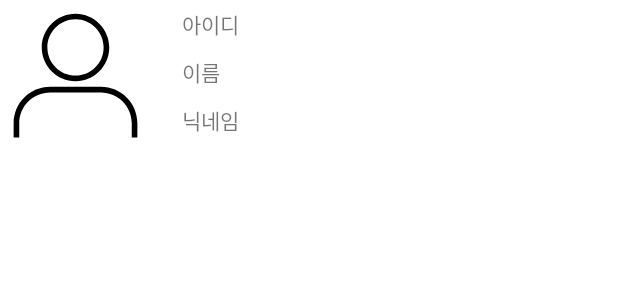
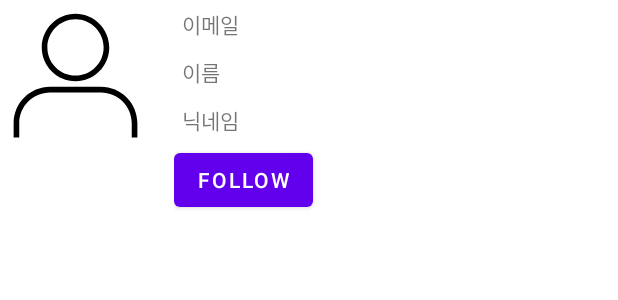
Before and after one commit to IIISIII/MemoryStack, an Android app: the layout list_follow.xml on its own in the app's theme, with its tools: preview values and no code run, on a phone screen of 412 x 824 dp. Shown: the top 300 px of the screen. Run offline under Robolectric (Android 15) with nearby library versions, the phone set to English and light mode, and no system bars.

Commit message:
follow_list 항목 보여주기

```diff
--- a/app/src/main/java/edu/sns/memorystack/data/UserProfile.kt
+++ b/app/src/main/java/edu/sns/memorystack/data/UserProfile.kt
@@ -1,6 +1,6 @@
 package edu.sns.memorystack.data
 
-data class UserProfile(val name: String, var nickname: String, val email: String, val password: String?, val phone: String) {
+data class UserProfile(val name: String = "", var nickname: String = "", val email: String ="", val password: String? ="", val phone: String = "") {
     companion object
     {
         val KEY_NAME = "name"
--- a/app/src/main/res/layout/follow_list_page.xml
+++ b/app/src/main/res/layout/follow_list_page.xml
@@ -1,11 +1,15 @@
 <?xml version="1.0" encoding="utf-8"?>
 <androidx.constraintlayout.widget.ConstraintLayout xmlns:android="http://schemas.android.com/apk/res/android"
+    xmlns:app="http://schemas.android.com/apk/res-auto"
     android:layout_width="match_parent"
     android:layout_height="match_parent">
 
     <androidx.recyclerview.widget.RecyclerView
         android:id="@+id/follow_list"
         android:layout_width="match_parent"
-        android:layout_height="match_parent" />
+        android:layout_height="match_parent"
+        android:orientation="horizontal"
+        app:layout_constraintStart_toStartOf="parent"
+        app:layout_constraintTop_toTopOf="parent" />
 
 </androidx.constraintlayout.widget.ConstraintLayout>
--- a/app/src/main/res/layout/list_follow.xml
+++ b/app/src/main/res/layout/list_follow.xml
@@ -2,12 +2,11 @@
 <LinearLayout xmlns:android="http://schemas.android.com/apk/res/android"
     android:orientation="vertical"
     android:layout_width="match_parent"
-    android:layout_height="match_parent">
+    android:layout_height="wrap_content">
     <LinearLayout
         android:layout_width="match_parent"
         android:layout_height="match_parent"
         android:orientation="horizontal">
-
         <ImageView
             android:id="@+id/follow_img"
             android:layout_width="90dp"
@@ -19,12 +18,13 @@
             android:layout_height="wrap_content"
             android:layout_marginLeft="15dp"
             android:orientation="vertical">
+
             <TextView
-                android:id="@+id/list_id"
+                android:id="@+id/list_email"
                 android:layout_width="wrap_content"
                 android:layout_height="wrap_content"
-                android:text="아이디"
-                android:layout_margin="5dp"/>
+                android:layout_margin="5dp"
+                android:text="이메일" />
             <TextView
                 android:id="@+id/list_name"
                 android:layout_width="wrap_content"
@@ -37,6 +37,13 @@
                 android:layout_height="wrap_content"
                 android:text="닉네임"
                 android:layout_margin="5dp"/>
+
+            <Button
+                android:id="@+id/button_follow"
+                android:layout_width="wrap_content"
+                android:layout_height="wrap_content"
+                android:layout_weight="1"
+                android:text="follow" />
         </LinearLayout>
     </LinearLayout>
 </LinearLayout>
```
Also changed, not shown: app/src/main/java/edu/sns/memorystack/adapter/FollowListAdapter.kt (added, +38 -0 lines), app/src/main/java/edu/sns/memorystack/data/User.kt (added, +7 -0 lines), app/src/main/java/edu/sns/memorystack/fragment/FollowListFragment.kt (+59 -0 lines).
